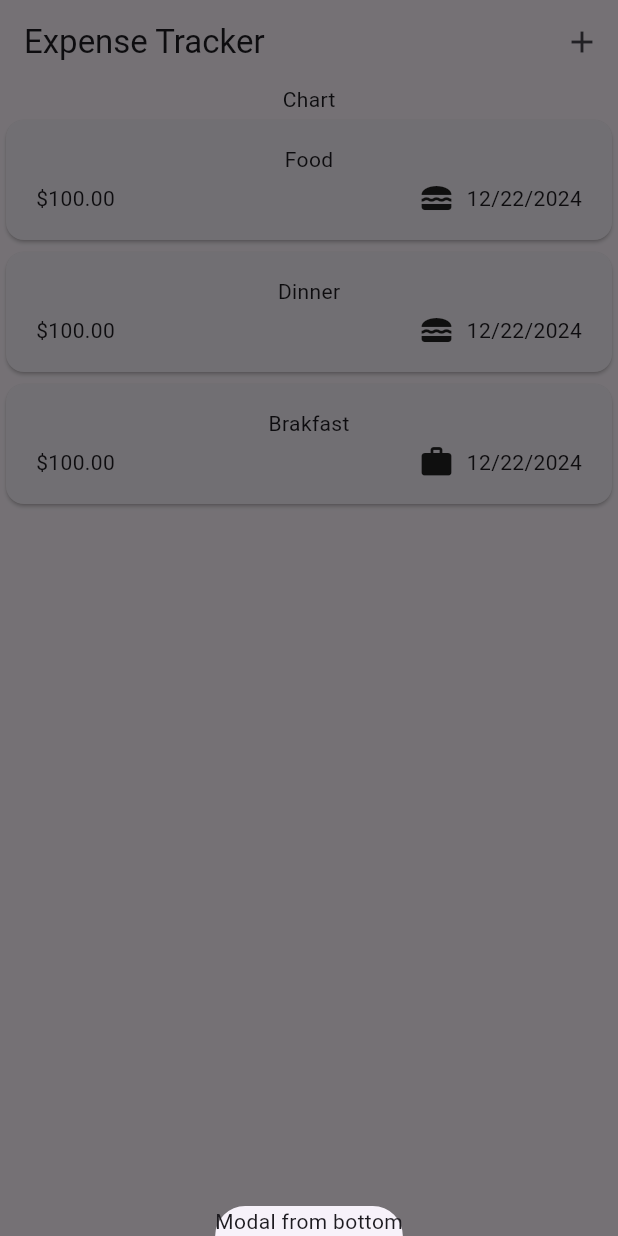
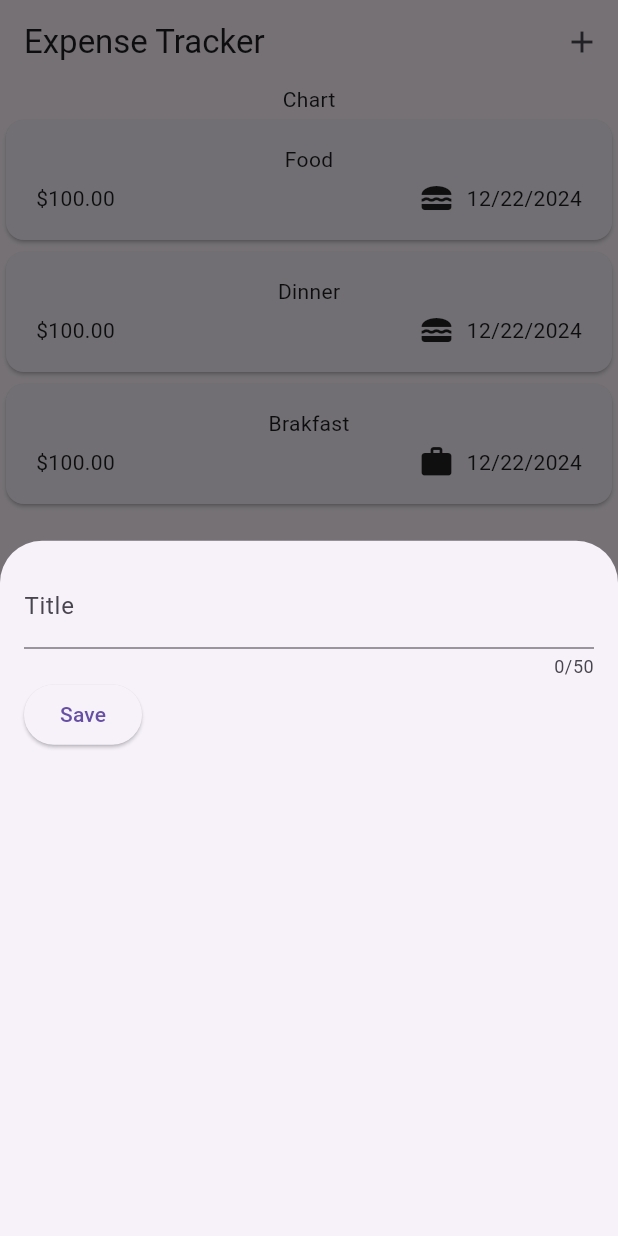
Before and after one commit to fahim25/expense_tracker, a Flutter app: the screen it shows after launch, after a tap on the "add" icon, on a phone screen of 412 x 824 dp. Run offline on Flutter 3.47's test engine with Material 3 defaults, Android fonts, the phone set to English and light mode, and no system bars.

Commit message:
text filed

```diff
--- a/lib/resourse/widget/expenses.dart
+++ b/lib/resourse/widget/expenses.dart
@@ -1,5 +1,6 @@
 import 'package:expense_tracker/models/expense.dart';
 import 'package:expense_tracker/resourse/widget/expenses_list/expenses_list.dart';
+import 'package:expense_tracker/resourse/widget/new_expense.dart';
 import 'package:flutter/material.dart';
 
 class Expenses extends StatefulWidget {
@@ -33,7 +34,7 @@ class _ExpensesState extends State<Expenses> {
   void _openAddExpenseOverlay() {
     showModalBottomSheet(
       context: context,
-      builder: (ctx) => Text('Modal from bottom'),
+      builder: (ctx) => NewExpense(),
     );
   }
 
--- /dev/null
+++ b/lib/resourse/widget/new_expense.dart
@@ -0,0 +1,55 @@
+import 'package:flutter/material.dart';
+
+class NewExpense extends StatefulWidget {
+  @override
+  State<NewExpense> createState() {
+    return _NewExpense();
+  }
+}
+
+class _NewExpense extends State<NewExpense> {
+  /* var _entredTitle = '';
+
+  void _saveTitleInput(String inputValue) {
+    _entredTitle = inputValue;
+  } */
+
+//better version
+  final _titleController = TextEditingController();
+
+  @override
+  void dispose() {
+    _titleController.dispose();
+    super.dispose();
+  }
+
+  @override
+  Widget build(BuildContext context) {
+    return Padding(
+      padding: EdgeInsets.all(16),
+      child: Column(
+        children: [
+          TextField(
+            // onChanged: _saveTitleInput,
+            controller: _titleController,
+            maxLength: 50,
+            // keyboardType: ,
+            decoration: const InputDecoration(
+              label: Text('Title'),
+            ),
+          ),
+          Row(
+            children: [
+              ElevatedButton(
+                onPressed: () {
+                  print(_titleController.text);
+                },
+                child: Text("Save"),
+              ),
+            ],
+          ),
+        ],
+      ),
+    );
+  }
+}
```
